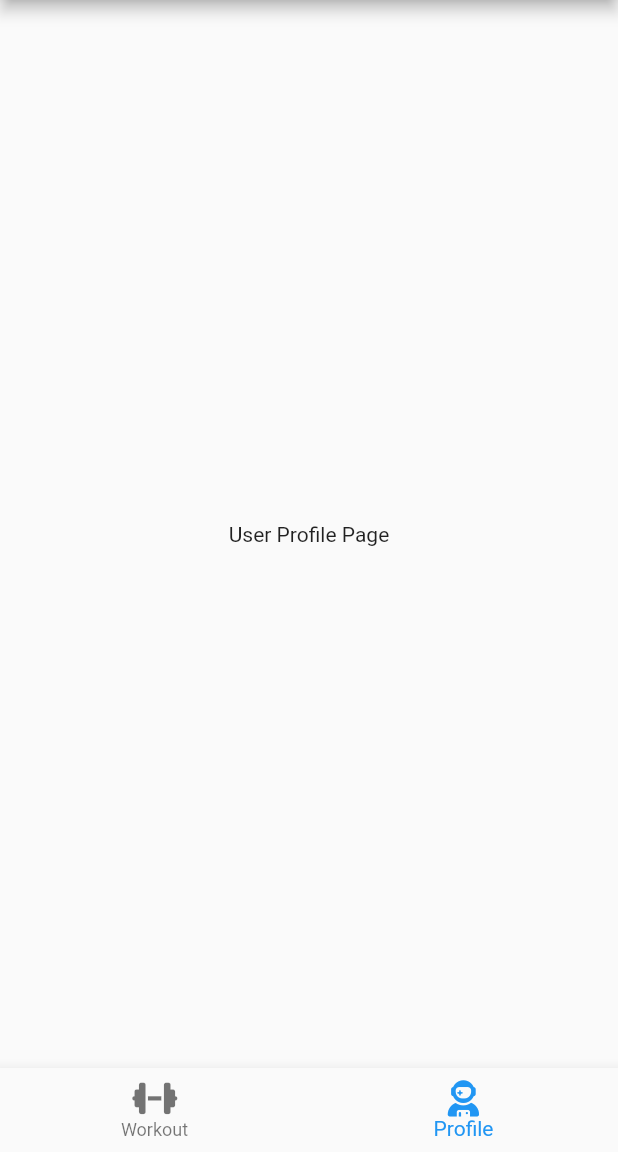
After one commit to hanjung2/dart-demo, a Flutter app: the screen it shows after launch, item 2 of the bottom bar chosen, on a phone screen of 412 x 824 dp, the part 84-1236 px from its top. The commit adds this screen. Run offline on Flutter 3.47's test engine with Material 2 defaults, Android fonts, the phone set to English and light mode, and no system bars; our stand-ins replace font_awesome_flutter.

Commit message:
-create profile page as separate widget, fix space issue on list

```diff
--- a/lib/main.dart
+++ b/lib/main.dart
@@ -1,5 +1,6 @@
 import 'package:flutter/material.dart';
 import 'package:font_awesome_flutter/font_awesome_flutter.dart';
+import 'package:train_log/pages/user_profile.dart';
 import 'package:train_log/pages/workout_list.dart';
 import 'package:train_log/widgets/exercise_card.dart';
 
@@ -33,11 +34,8 @@ class _MainPageState extends State<MainPage> {
       TextStyle(fontSize: 30, fontWeight: FontWeight.bold);
 
   final List<Widget> _widgetOptions = <Widget>[
-    WorkoutList(),
-    const Text(
-      'User Profile Page',
-      style: optionStyle,
-    ),
+    const WorkoutList(),
+    const UserProfilePage(),
   ];
 
   void _onItemTapped(int index) {
--- /dev/null
+++ b/lib/pages/user_profile.dart
@@ -0,0 +1,17 @@
+import 'package:flutter/material.dart';
+
+class UserProfilePage extends StatefulWidget {
+  const UserProfilePage({super.key});
+
+  @override
+  UserProfilePageState createState() => UserProfilePageState();
+}
+
+class UserProfilePageState extends State<UserProfilePage> {
+  @override
+  Widget build(BuildContext context) {
+    return const Center(
+      child: Text('User Profile Page'),
+    );
+  }
+}
```
Also changed, not shown: lib/pages/workout_list.dart (+7 -7 lines), lib/widgets/profile_page.dart (deleted, +0 -16 lines).
